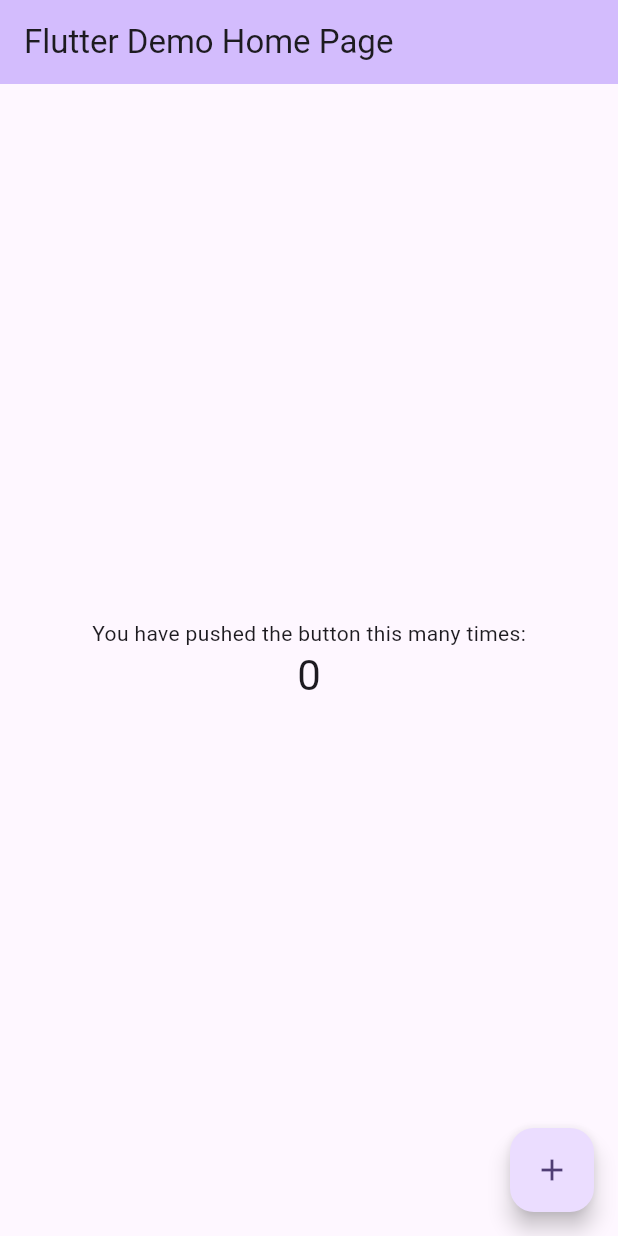
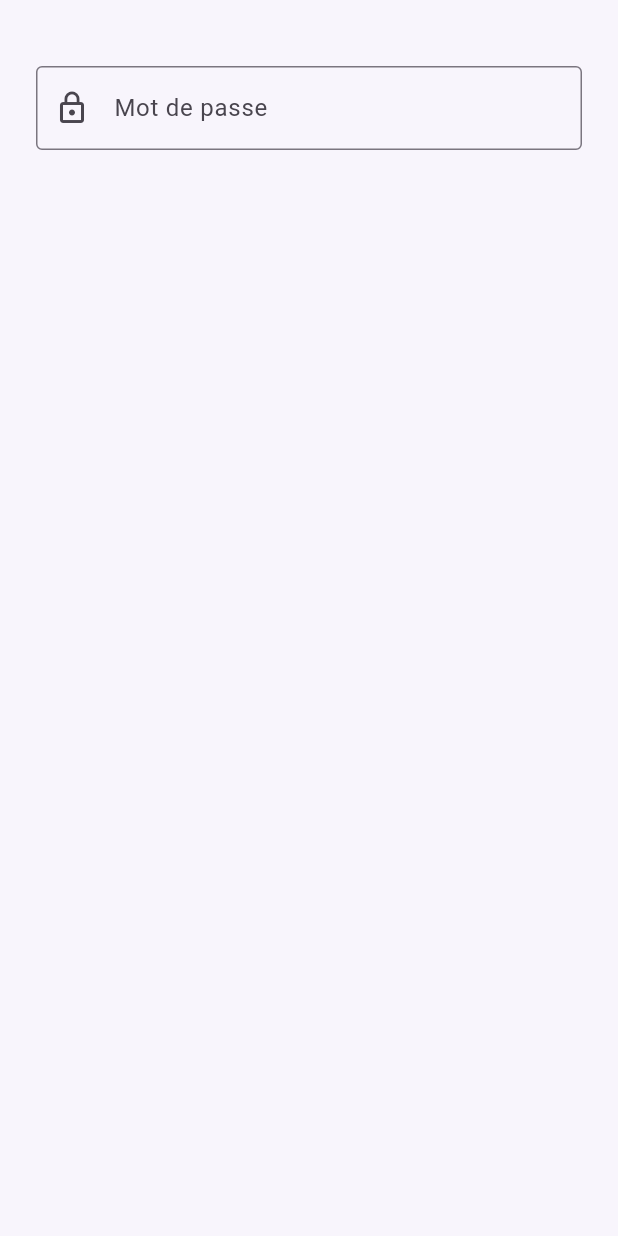
Before and after one commit to azzaalouane42-jpg/depenses_partagees, a Flutter app: the screen it shows after launch, on a phone screen of 412 x 824 dp. Run offline on Flutter 3.47's test engine with Material 3 defaults, Android fonts, the phone set to English and light mode, and no system bars.

Commit message:
Create login screen

```diff
--- a/lib/main.dart
+++ b/lib/main.dart
@@ -1,4 +1,5 @@
 import 'package:flutter/material.dart';
+import 'screens/login_screen.dart';
 
 void main() {
   runApp(const MyApp());
@@ -13,24 +14,11 @@ class MyApp extends StatelessWidget {
     return MaterialApp(
       title: 'Flutter Demo',
       theme: ThemeData(
-        // This is the theme of your application.
-        //
-        // TRY THIS: Try running your application with "flutter run". You'll see
-        // the application has a purple toolbar. Then, without quitting the app,
-        // try changing the seedColor in the colorScheme below to Colors.green
-        // and then invoke "hot reload" (save your changes or press the "hot
-        // reload" button in a Flutter-supported IDE, or press "r" if you used
-        // the command line to start the app).
-        //
-        // Notice that the counter didn't reset back to zero; the application
-        // state is not lost during the reload. To reset the state, use hot
-        // restart instead.
-        //
-        // This works for code too, not just values: Most code changes can be
-        // tested with just a hot reload.
+
+
         colorScheme: .fromSeed(seedColor: Colors.deepPurple),
       ),
-      home: const MyHomePage(title: 'Flutter Demo Home Page'),
+      home: const LoginScreen(),
     );
   }
 }
@@ -89,19 +77,7 @@ class _MyHomePageState extends State<MyHomePage> {
         // Center is a layout widget. It takes a single child and positions it
         // in the middle of the parent.
         child: Column(
-          // Column is also a layout widget. It takes a list of children and
-          // arranges them vertically. By default, it sizes itself to fit its
-          // children horizontally, and tries to be as tall as its parent.
-          //
-          // Column has various properties to control how it sizes itself and
-          // how it positions its children. Here we use mainAxisAlignment to
-          // center the children vertically; the main axis here is the vertical
-          // axis because Columns are vertical (the cross axis would be
-          // horizontal).
-          //
-          // TRY THIS: Invoke "debug painting" (choose the "Toggle Debug Paint"
-          // action in the IDE, or press "p" in the console), to see the
-          // wireframe for each widget.
+
           mainAxisAlignment: .center,
           children: [
             const Text('You have pushed the button this many times:'),
--- /dev/null
+++ b/lib/screens/login_screen.dart
@@ -0,0 +1,42 @@
+import 'package:flutter/material.dart';
+class LoginScreen extends StatefulWidget {
+  const LoginScreen({super.key});
+
+  @override
+  State<LoginScreen> createState() => _LoginScreenState();
+}
+class _LoginScreenState extends State<LoginScreen>{
+  final _formKey = GlobalKey<FormState>();
+  final emailController = TextEditingController();
+  final passwordController = TextEditingController();
+  bool cachermotdepasse = true;
+
+  @override
+  void dispose(){
+    emailController.dispose();
+    passwordController.dispose();
+    super.dispose();
+  }
+  @override
+  Widget build(BuildContext context){
+    return Scaffold(
+      backgroundColor: const Color(0xFFF8F5FC),
+      body: SafeArea(
+      child: Form(key: _formKey,
+          child: Padding(padding: const EdgeInsets.all(24),
+          child:SingleChildScrollView(child: Column(
+            children: [const SizedBox(height: 20),
+            TextFormField(controller: passwordController,
+            obscureText: true,
+              decoration: const InputDecoration(
+                labelText: 'Mot de passe',
+                prefixIcon: Icon(Icons.lock_outline),
+                border: OutlineInputBorder(),
+              ),
+            ),
+            ],
+          ),
+          ),
+          ),),),);
+  }
+}
```
